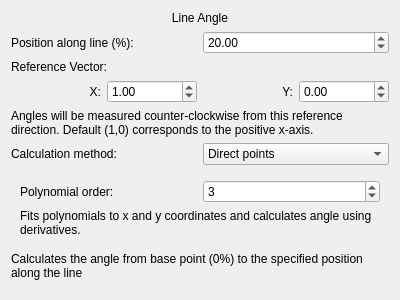
Old version of the form src/WhiskerToolbox/DataTransform_Widget/Lines/LineAngle_Widget/LineAngle_Widget.ui in the repository paulmthompson/WhiskerToolbox.
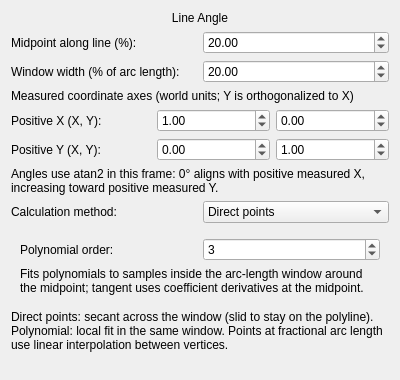
New version of the form. The open tabs and pages were chosen to show the change.

Commit message: line angle transformations should use windowed secant rather than base to test point. Also use more flexible reference vector that can have clockwise or counter clockwise positive

```diff
--- a/src/WhiskerToolbox/DataTransform_Widget/Lines/LineAngle_Widget/LineAngle_Widget.ui
+++ b/src/WhiskerToolbox/DataTransform_Widget/Lines/LineAngle_Widget/LineAngle_Widget.ui
@@ -7,7 +7,7 @@
     <x>0</x>
     <y>0</y>
     <width>400</width>
-    <height>300</height>
+    <height>380</height>
    </rect>
   </property>
   <property name="windowTitle">
@@ -29,7 +29,7 @@
      <item>
       <widget class="QLabel" name="positionLabel">
        <property name="text">
-        <string>Position along line (%):</string>
+        <string>Midpoint along line (%):</string>
        </property>
       </widget>
      </item>
@@ -53,26 +53,52 @@
      <item>
       <widget class="QLabel" name="referenceLabel">
        <property name="text">
-        <string>Reference Vector:</string>
+        <string>Window width (% of arc length):</string>
        </property>
       </widget>
      </item>
+     <item>
+      <widget class="QDoubleSpinBox" name="windowSpinBox">
+       <property name="minimum">
+        <double>0.000000000000000</double>
+       </property>
+       <property name="maximum">
+        <double>100.000000000000000</double>
+       </property>
+       <property name="value">
+        <double>20.000000000000000</double>
+       </property>
+      </widget>
+     </item>
     </layout>
    </item>
    <item>
-    <layout class="QHBoxLayout" name="horizontalLayout_5">
+    <widget class="QLabel" name="axesHeaderLabel">
+     <property name="text">
+      <string>Measured coordinate axes (world units; Y is orthogonalized to X)</string>
+     </property>
+     <property name="wordWrap">
+      <bool>true</bool>
+     </property>
+    </widget>
+   </item>
+   <item>
+    <layout class="QHBoxLayout" name="horizontalLayout_posX">
      <item>
-      <widget class="QLabel" name="xLabel">
+      <widget class="QLabel" name="positiveXLabel">
        <property name="text">
-        <string>X:</string>
+        <string>Positive X (X, Y):</string>
        </property>
-       <property name="alignment">
-        <set>Qt::AlignmentFlag::AlignRight|Qt::AlignmentFlag::AlignVCenter</set>
+       <property name="minimumSize">
+        <size>
+         <width>140</width>
+         <height>0</height>
+        </size>
        </property>
       </widget>
      </item>
      <item>
-      <widget class="QDoubleSpinBox" name="referenceXSpinBox">
+      <widget class="QDoubleSpinBox" name="axisPositiveXXSpinBox">
        <property name="minimum">
         <double>-1000.000000000000000</double>
        </property>
@@ -85,17 +111,37 @@
       </widget>
      </item>
      <item>
-      <widget class="QLabel" name="yLabel">
+      <widget class="QDoubleSpinBox" name="axisPositiveXYSpinBox">
+       <property name="minimum">
+        <double>-1000.000000000000000</double>
+       </property>
+       <property name="maximum">
+        <double>1000.000000000000000</double>
+       </property>
+       <property name="value">
+        <double>0.000000000000000</double>
+       </property>
+      </widget>
+     </item>
+    </layout>
+   </item>
+   <item>
+    <layout class="QHBoxLayout" name="horizontalLayout_posY">
+     <item>
+      <widget class="QLabel" name="positiveYLabel">
        <property name="text">
-        <string>Y:</string>
+        <string>Positive Y (X, Y):</string>
        </property>
-       <property name="alignment">
-        <set>Qt::AlignmentFlag::AlignRight|Qt::AlignmentFlag::AlignVCenter</set>
+       <property name="minimumSize">
+        <size>
+         <width>140</width>
+         <height>0</height>
+        </size>
        </property>
       </widget>
      </item>
      <item>
-      <widget class="QDoubleSpinBox" name="referenceYSpinBox">
+      <widget class="QDoubleSpinBox" name="axisPositiveYXSpinBox">
        <property name="minimum">
         <double>-1000.000000000000000</double>
        </property>
@@ -107,12 +153,25 @@
        </property>
       </widget>
      </item>
+     <item>
+      <widget class="QDoubleSpinBox" name="axisPositiveYYSpinBox">
+       <property name="minimum">
+        <double>-1000.000000000000000</double>
+       </property>
+       <property name="maximum">
+        <double>1000.000000000000000</double>
+       </property>
+       <property name="value">
+        <double>1.000000000000000</double>
+       </property>
+      </widget>
+     </item>
     </layout>
    </item>
    <item>
     <widget class="QLabel" name="referenceDescription">
      <property name="text">
-      <string>Angles will be measured counter-clockwise from this reference direction. Default (1,0) corresponds to the positive x-axis.</string>
+      <string>Angles use atan2 in this frame: 0° aligns with positive measured X, increasing toward positive measured Y.</string>
      </property>
      <property name="wordWrap">
       <bool>true</bool>
@@ -179,7 +238,7 @@
        <item>
         <widget class="QLabel" name="polynomialDescription">
          <property name="text">
-          <string>Fits polynomials to x and y coordinates and calculates angle using derivatives.</string>
+          <string>Fits polynomials to samples inside the arc-length window around the midpoint; tangent uses coefficient derivatives at the midpoint.</string>
          </property>
          <property name="wordWrap">
           <bool>true</bool>
@@ -193,7 +252,7 @@
    <item>
     <widget class="QLabel" name="descriptionLabel">
      <property name="text">
-      <string>Calculates the angle from base point (0%) to the specified position along the line</string>
+      <string>Direct points: secant across the window (slid to stay on the polyline). Polynomial: local fit in the same window. Points at fractional arc length use linear interpolation between vertices.</string>
      </property>
      <property name="wordWrap">
       <bool>true</bool>
```
Left out of the diff: 8 changed lines with no effect on the pictures. The commit also changes 18 other files.
